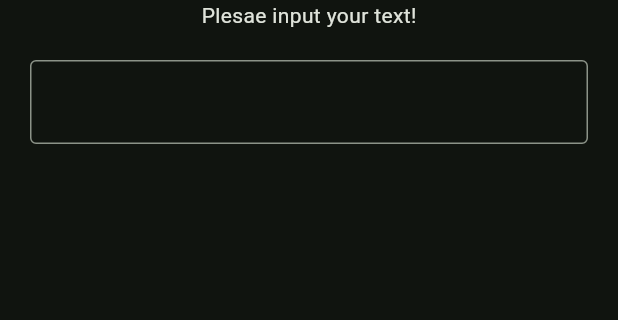
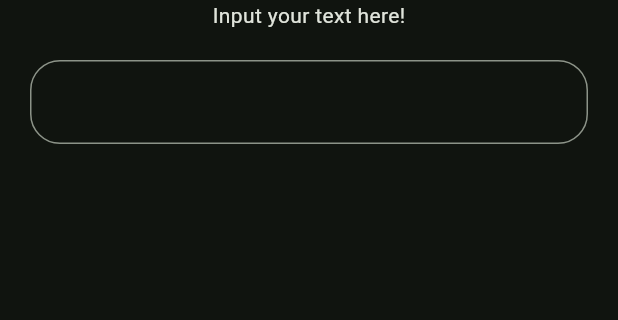
Before and after one commit to iktiarnazib/FlutterTutorials, a Flutter app: the screen it shows after launch, item 2 of the bottom bar chosen, on a phone screen of 412 x 824 dp, the part 84-404 px from its top. Run offline on Flutter 3.47's test engine with Material 3 defaults, Android fonts, the phone set to English and light mode, and no system bars.

Commit message:
Attractive textfield

```diff
--- a/lib/views/pages/work_page.dart
+++ b/lib/views/pages/work_page.dart
@@ -13,18 +13,36 @@ class _WorkPageState extends State<WorkPage> {
   Widget build(BuildContext context) {
     return Column(
       children: [
-        Text("Plesae input your text!"),
+        Text("Input your text here!"),
         Padding(
           padding: const EdgeInsets.all(20.0),
           child: TextField(
             controller: controller,
-            decoration: InputDecoration(border: OutlineInputBorder()),
+            decoration: InputDecoration(
+              border: OutlineInputBorder(
+                borderRadius: BorderRadius.circular(20.0),
+              ),
+            ),
             onEditingComplete: () {
               setState(() {});
             },
           ),
         ),
-        Text(controller.text),
+        Padding(
+          padding: const EdgeInsets.all(20.0),
+          child: Wrap(
+            children: [
+              Text(
+                controller.text,
+                style: TextStyle(
+                  color: Colors.pink,
+                  fontSize: 20.0,
+                  fontWeight: FontWeight.bold,
+                ),
+              ),
+            ],
+          ),
+        ),
       ],
     );
   }
```
